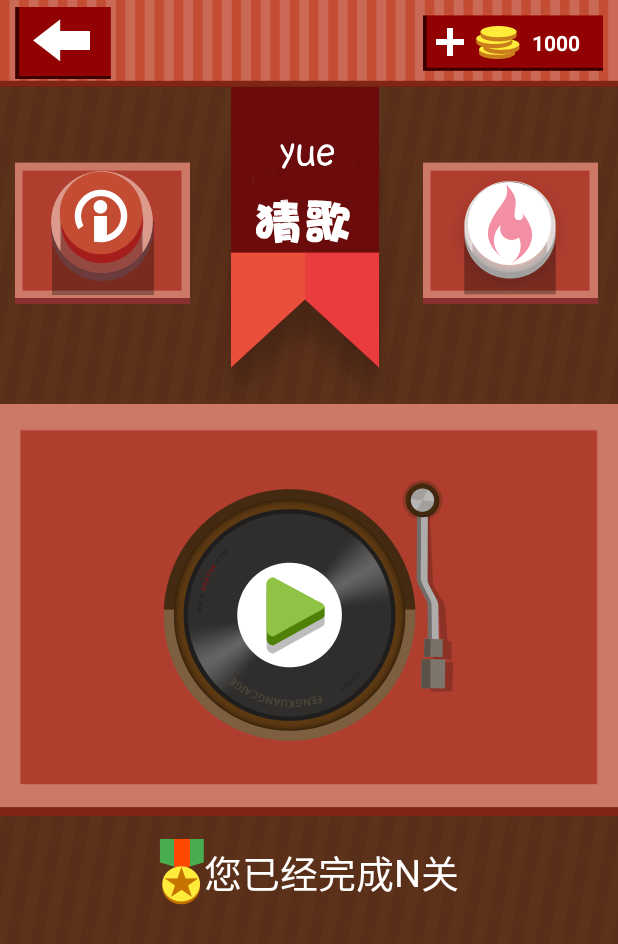
After one commit to wukong696/GuessMusic, an Android app: the layout index_layout.xml on its own in the app's theme, with its tools: preview values and no code run, on a phone screen of 412 x 824 dp. The commit adds this screen. Shown: the top 944 px of the screen. Run offline under Robolectric (Android 15) with nearby library versions, the phone set to English and light mode, and no system bars.

Commit message:
增加目录功能，全局返回和目录页面打赏和信息界面

```diff
--- /dev/null
+++ b/app/src/main/res/drawable/index_about_icon.xml
@@ -0,0 +1,6 @@
+<?xml version="1.0" encoding="utf-8"?>
+<selector xmlns:android="http://schemas.android.com/apk/res/android">
+    <item android:state_pressed="true" android:drawable="@drawable/index_about_sel"/>
+    <item android:drawable="@drawable/index_about"/>
+
+</selector>
--- /dev/null
+++ b/app/src/main/res/drawable/index_btn_icon.xml
@@ -0,0 +1,6 @@
+<?xml version="1.0" encoding="utf-8"?>
+<selector xmlns:android="http://schemas.android.com/apk/res/android">
+    <item android:state_pressed="true" android:drawable="@drawable/index_btn_sel"/>
+    <item android:drawable="@drawable/index_btn"/>
+
+</selector>
--- /dev/null
+++ b/app/src/main/res/drawable/index_money_icon.xml
@@ -0,0 +1,6 @@
+<?xml version="1.0" encoding="utf-8"?>
+<selector xmlns:android="http://schemas.android.com/apk/res/android">
+    <item android:state_pressed="true" android:drawable="@drawable/index_guess_sel"/>
+    <item android:drawable="@drawable/index_guess"/>
+
+</selector>
--- /dev/null
+++ b/app/src/main/res/layout/index_layout.xml
@@ -0,0 +1,92 @@
+<?xml version="1.0" encoding="utf-8"?>
+<LinearLayout xmlns:android="http://schemas.android.com/apk/res/android"
+    android:layout_width="match_parent"
+    android:layout_height="match_parent"
+    android:background="@drawable/index_background"
+    android:orientation="vertical">
+
+    <include layout = "@layout/top_bar"/>
+
+    <FrameLayout
+        android:layout_width="match_parent"
+        android:layout_height="wrap_content">
+
+        <ImageButton
+            android:id="@+id/btn_something"
+            android:layout_width="wrap_content"
+            android:layout_height="wrap_content"
+            android:layout_marginLeft="10dp"
+            android:layout_marginTop="50dp"
+            android:layout_gravity="left"
+            android:src="@drawable/index_about_icon"
+            android:background="@drawable/index_rect"/>
+
+        <ImageView
+            android:layout_width="wrap_content"
+            android:layout_height="wrap_content"
+            android:layout_gravity="center_horizontal"
+            android:background="@drawable/index_title" />
+
+        <ImageButton
+            android:id="@+id/btn_money"
+            android:layout_width="wrap_content"
+            android:layout_height="wrap_content"
+            android:layout_marginRight="13dp"
+            android:layout_marginTop="50dp"
+            android:layout_gravity="right"
+            android:src="@drawable/index_money_icon"
+            android:background="@drawable/index_rect"/>
+    </FrameLayout>
+
+    <FrameLayout
+        android:layout_width="match_parent"
+        android:layout_height="wrap_content"
+        android:background="@drawable/index_between">
+
+        <ImageButton
+            android:id="@+id/indexPlay"
+            android:layout_width="wrap_content"
+            android:layout_height="wrap_content"
+            android:layout_gravity="center"
+            android:layout_marginTop="50dp"
+            android:layout_marginBottom="50dp"
+            android:src="@drawable/index_btn_icon"
+            android:background="#00000000"
+            />
+
+
+    </FrameLayout>
+
+    <LinearLayout
+        android:layout_width="match_parent"
+        android:layout_height="wrap_content"
+        android:gravity="center"
+        android:layout_marginTop="15dp">
+
+        <ImageView
+            android:layout_width="wrap_content"
+            android:layout_height="wrap_content"
+            android:src="@drawable/index_medal"/>
+        <TextView
+            android:layout_width="wrap_content"
+            android:layout_height="wrap_content"
+            android:text="您已经完成"
+            android:textColor="#FFF"
+            android:textSize="25sp"
+            />
+        <TextView
+            android:id="@+id/index_passstage"
+            android:layout_width="wrap_content"
+            android:layout_height="wrap_content"
+            android:text="N"
+            android:textColor="#FFF"
+            android:textSize="25sp"/>
+
+        <TextView
+            android:layout_width="wrap_content"
+            android:layout_height="wrap_content"
+            android:text="关"
+            android:textColor="#FFF"
+            android:textSize="25sp"/>
+    </LinearLayout>
+</LinearLayout>
--- a/app/src/main/res/values/strings.xml
+++ b/app/src/main/res/values/strings.xml
@@ -1,3 +1,3 @@
 <resources>
-    <string name="app_name">GM</string>
+    <string name="app_name">猜歌</string>
 </resources>
```
Also changed, not shown: app/src/main/AndroidManifest.xml (+6 -6 lines), app/src/main/java/com/example/yue/gm/Index.java (added, +99 -0 lines), app/src/main/java/com/example/yue/gm/MainActivity.java (+12 -0 lines), app/src/main/java/com/example/yue/gm/Money.java (added, +30 -0 lines), app/src/main/java/com/example/yue/gm/Something.java (added, +31 -0 lines), app/src/main/res/layout/anwser_right.xml (+0 -7 lines), app/src/main/res/layout/money_layout.xml (added, +13 -0 lines), app/src/main/res/layout/something.xml (added, +13 -0 lines), app/src/main/res/drawable-hdpi/index_title.png, app/src/main/res/drawable-hdpi/money.png (added), app/src/main/res/drawable-hdpi/something.png (added), app/src/main/res/mipmap-hdpi/icon.jpg (added).
